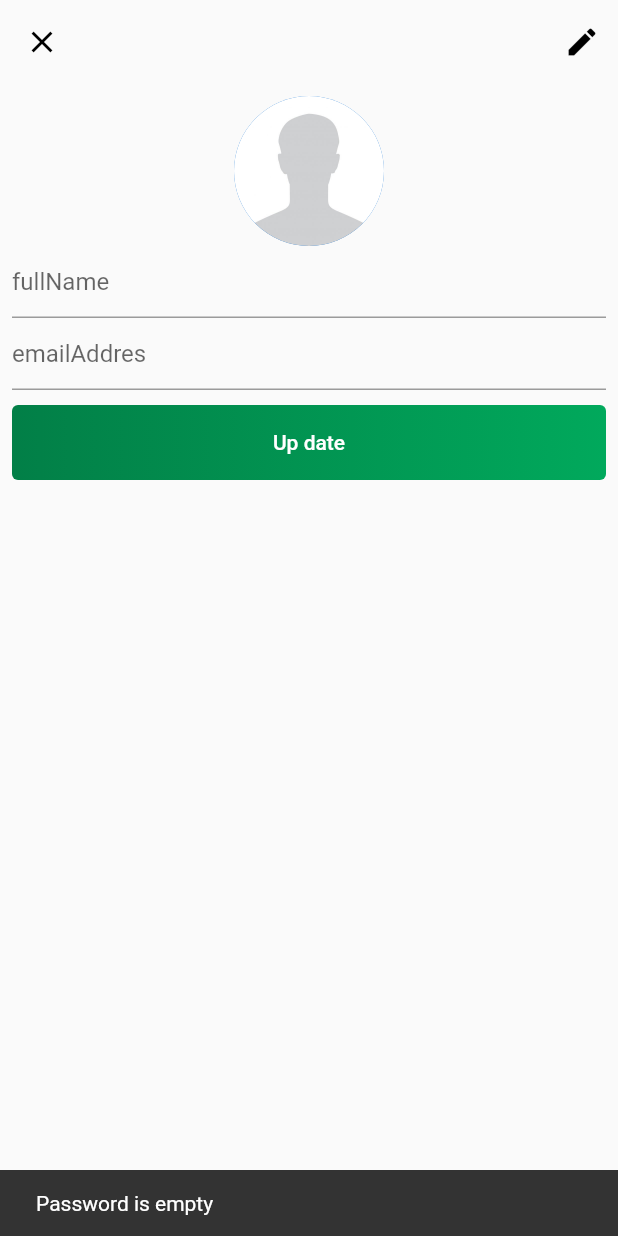
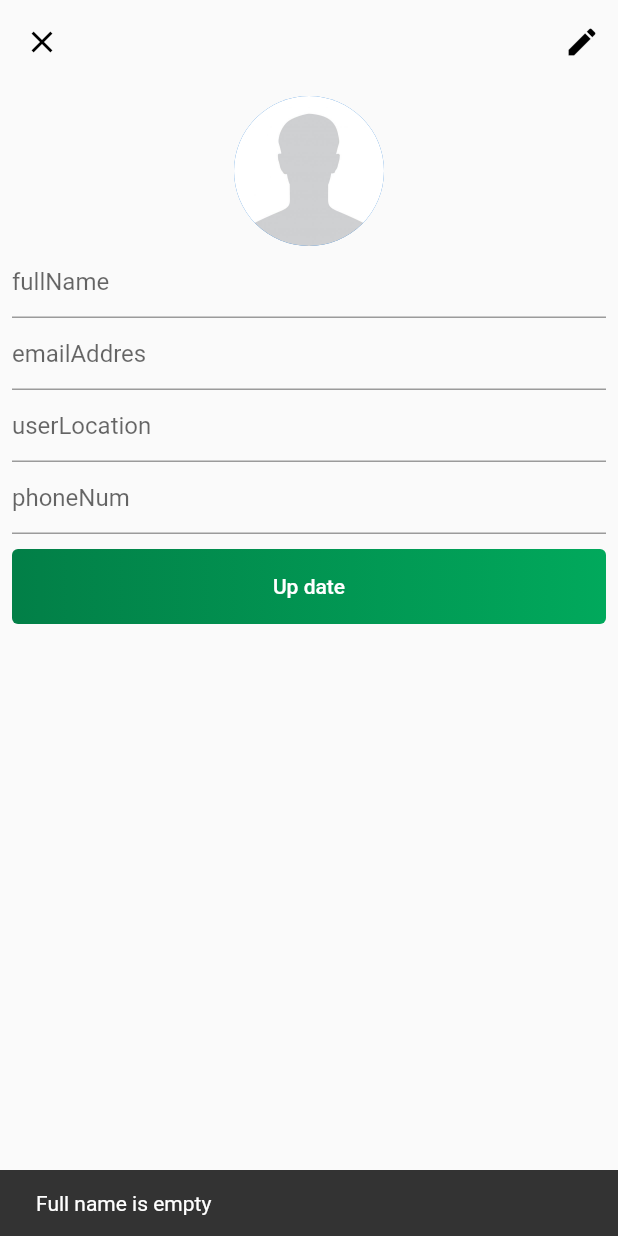
Before and after one commit to hazemabollfadl/new_food_delivery, a Flutter app: the ProfilePage screen opened directly, after a tap on the "edit" icon, after a tap on "Up date", on a phone screen of 412 x 824 dp. Run offline on Flutter 3.47's test engine with Material 2 defaults, Android fonts, the phone set to English and light mode, and no system bars; our stand-ins replace cloud_firestore, firebase_auth, firebase_core; accounts and stored records are empty.

Commit message:
Added location, PhoneNum

```diff
--- a/lib/model/user_model.dart
+++ b/lib/model/user_model.dart
@@ -5,11 +5,15 @@ class UserModel {
   final String emailAddress;
   final String password;
   final String userUid;
+  final String userLocation;
+  final String phoneNum;
   UserModel({
     required this.fullName,
     required this.emailAddress,
     required this.password,
     required this.userUid,
+    required this.userLocation,
+    required this.phoneNum,
   });
 
   factory UserModel.fromDocument(DocumentSnapshot doc) {
@@ -18,6 +22,8 @@ class UserModel {
       emailAddress: doc['emailAdress'],
       password: doc['password'],
       userUid: doc['userUid'],
+      userLocation: doc['userLocation'],
+      phoneNum: doc['phoneNum'],
     );
   }
 }
--- a/lib/pages/profile/profile_page.dart
+++ b/lib/pages/profile/profile_page.dart
@@ -21,6 +21,10 @@ class _ProfilePageState extends State<ProfilePage> {
       TextEditingController(text: userModel.fullName);
   TextEditingController emailAddress =
       TextEditingController(text: userModel.emailAddress);
+  TextEditingController userLocation =
+      TextEditingController(text: userModel.userLocation);
+  TextEditingController phoneNum =
+      TextEditingController(text: userModel.phoneNum);
 
   Widget textFromField({required String hintText}) {
     return Container(
@@ -39,12 +43,14 @@ class _ProfilePageState extends State<ProfilePage> {
   void profilevalidation({
     required TextEditingController? emailAdress,
     required TextEditingController? fullName,
+    required TextEditingController? userLocation,
+    required TextEditingController? phoneNum,
     required BuildContext context,
   }) async {
     if (fullName!.text.trim().isEmpty) {
       ScaffoldMessenger.of(context).showSnackBar(
         SnackBar(
-          content: Text("Password is empty"),
+          content: Text("Full name is empty"),
         ),
       );
       return;
@@ -59,6 +65,18 @@ class _ProfilePageState extends State<ProfilePage> {
       ScaffoldMessenger.of(context).showSnackBar(
         SnackBar(
           content: Text("Enter a valid email address"),
+        ),
+      );
+    } else if (userLocation!.text.trim().isEmpty) {
+      ScaffoldMessenger.of(context).showSnackBar(
+        SnackBar(
+          content: Text("User Location is empty"),
+        ),
+      );
+    } else if (phoneNum!.text.trim().isEmpty) {
+      ScaffoldMessenger.of(context).showSnackBar(
+        SnackBar(
+          content: Text("Phone Number is empty"),
         ),
       );
       return;
@@ -87,6 +105,14 @@ class _ProfilePageState extends State<ProfilePage> {
           height: 10,
         ),
         textFromField(hintText: userModel.emailAddress),
+        SizedBox(
+          height: 10,
+        ),
+        textFromField(hintText: userModel.userLocation),
+        SizedBox(
+          height: 10,
+        ),
+        textFromField(hintText: userModel.phoneNum),
       ],
     );
   }
@@ -115,6 +141,18 @@ class _ProfilePageState extends State<ProfilePage> {
             hintText: "emailAddres",
           ),
         ),
+        TextFormField(
+          controller: userLocation,
+          decoration: InputDecoration(
+            hintText: "userLocation",
+          ),
+        ),
+        TextFormField(
+          controller: phoneNum,
+          decoration: InputDecoration(
+            hintText: "phoneNum",
+          ),
+        ),
         SizedBox(
           height: 10,
         ),
@@ -124,6 +162,8 @@ class _ProfilePageState extends State<ProfilePage> {
               context: context,
               emailAdress: emailAddress,
               fullName: fullName,
+              userLocation: userLocation,
+              phoneNum: phoneNum,
             );
           },
           text: "Up date",
@@ -140,6 +180,8 @@ class _ProfilePageState extends State<ProfilePage> {
       {
         "fullname": fullName.text,
         "emailAdress": emailAddress.text,
+        "userLocation": userLocation.text,
+        "phoneNum": phoneNum.text,
       },
     ).then(
       (value) => RoutingPage.goTonext(
--- a/lib/pages/provider/favorite_provider.dart
+++ b/lib/pages/provider/favorite_provider.dart
@@ -33,8 +33,7 @@ class FavoriteProvider extends ChangeNotifier {
     );
   }
 
-
-deleteFavorite({required String productID}){
+  deleteFavorite({required String productID}) {
     FirebaseFirestore.instance
         .collection("favorite")
         .doc(FirebaseAuth.instance.currentUser!.uid)
```
Also changed, not shown: pubspec.lock, 1 other file. Lines whose indentation alone changed are shown as unchanged.
